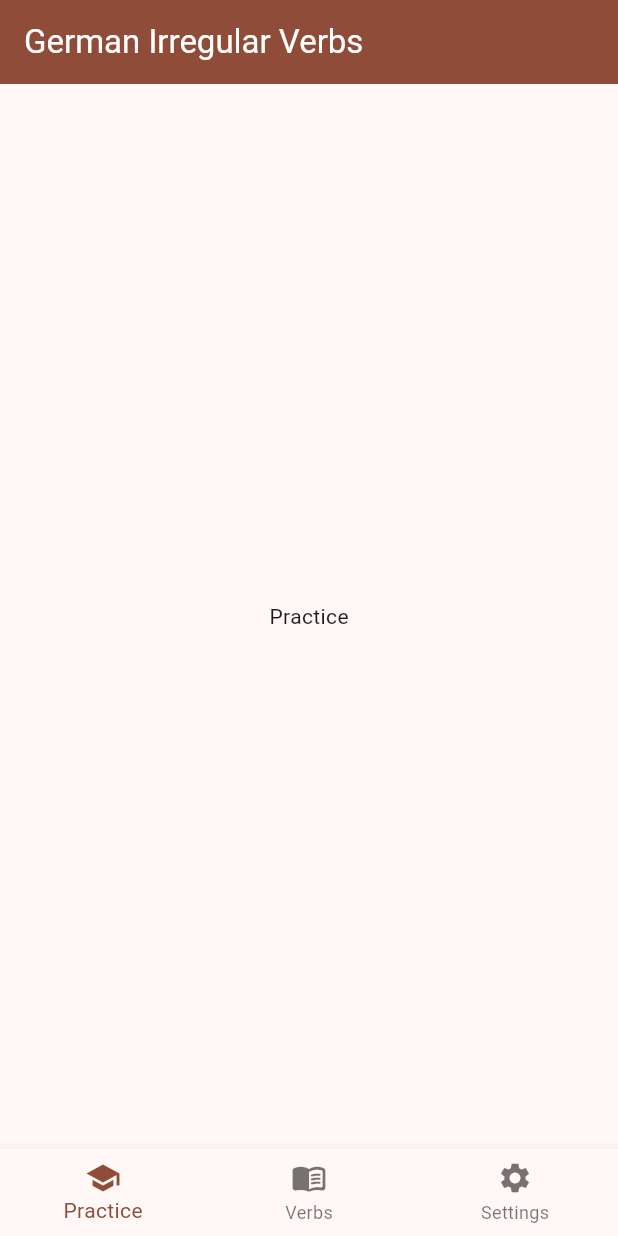
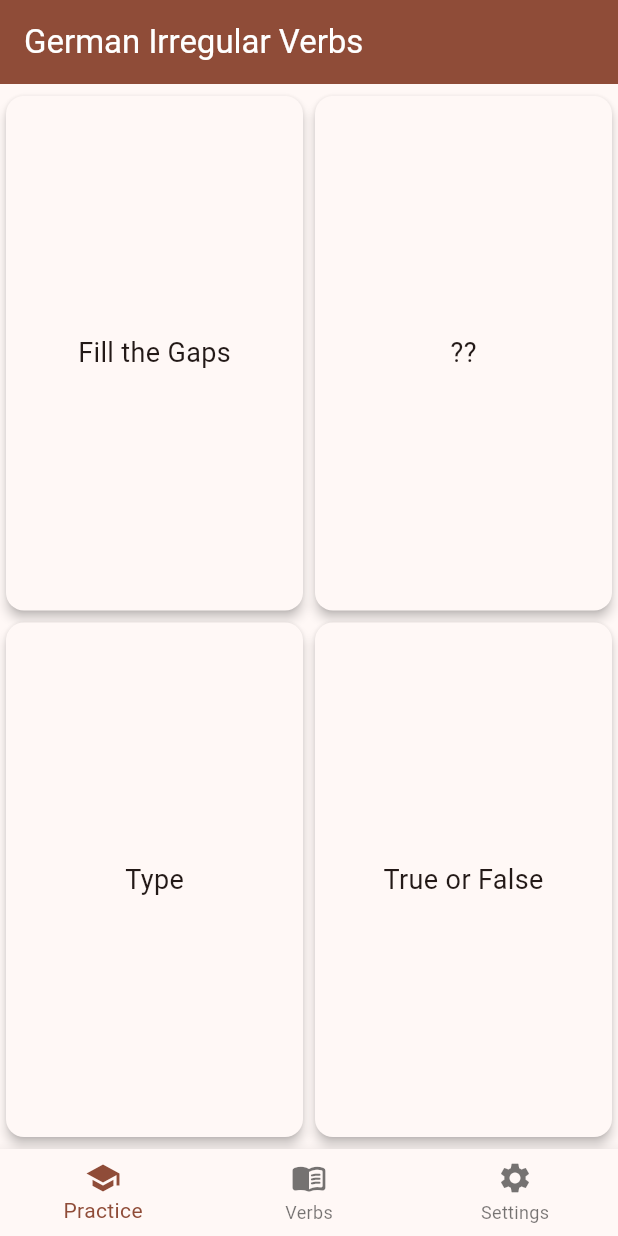
Before and after one commit to polis89/german_irregular_verbs_flutter, a Flutter app: the screen it shows after launch, on a phone screen of 412 x 824 dp. Run offline on Flutter 3.47's test engine with Material 3 defaults, Android fonts, the light colour scheme and no system bars; our stand-ins replace sqflite; accounts and stored records are empty.

Commit message:
Complete selection screen

```diff
--- a/lib/main.dart
+++ b/lib/main.dart
@@ -6,10 +6,8 @@
 
 void main() {
   runApp(
-      ChangeNotifierProvider(
-        create: (context) => VerbsModel(),
-        child: const MyApp()
-      ),
+    ChangeNotifierProvider(
+        create: (context) => VerbsModel(), child: const MyApp()),
   );
 }
 
@@ -66,24 +64,6 @@
 class _MainPageState extends State<MainPage> {
   int _selectedTab = 0;
 
-  static const TextStyle optionStyle =
-      TextStyle(fontSize: 30, fontWeight: FontWeight.bold);
-
-  static const List<Widget> _widgetOptions = <Widget>[
-    Text(
-      'Index 0: Home',
-      style: optionStyle,
-    ),
-    Text(
-      'Index 1: Business',
-      style: optionStyle,
-    ),
-    Text(
-      'Index 2: School',
-      style: optionStyle,
-    ),
-  ];
-
   void _onItemTapped(int index) {
     setState(() {
       _selectedTab = index;
@@ -96,15 +76,15 @@
     return Scaffold(
       appBar: AppBar(
         backgroundColor: Theme.of(context).colorScheme.primary,
-        title: Text(widget.title, style: TextStyle(color: Theme.of(context).colorScheme.onPrimary)),
+        title: Text(widget.title,
+            style: TextStyle(color: Theme.of(context).colorScheme.onPrimary)),
       ),
       body: Center(
-        child: switch (_selectedTab) {
-          == 1 => VerbsList(),
-          == 2 => const Text("Settings"),
-          _ => const Text("Practice"),
-        }
-      ),
+          child: switch (_selectedTab) {
+        == 1 => VerbsList(),
+        == 2 => const Text("Settings"),
+        _ => buildMainScreen(context)
+      }),
       bottomNavigationBar: BottomNavigationBar(
         items: const <BottomNavigationBarItem>[
           BottomNavigationBarItem(
@@ -122,9 +102,93 @@
         ],
         currentIndex: _selectedTab,
         selectedItemColor: Theme.of(context).colorScheme.primary,
+        backgroundColor: Theme.of(context).colorScheme.surface,
         onTap: _onItemTapped,
       ),
     );
+  }
+
+  Padding buildMainScreen(BuildContext context) {
+    return Padding(
+        padding: const EdgeInsets.only(top: 4.0, bottom: 4.0),
+        child: Column(
+          children: [
+            Expanded(
+              child: Row(
+                children: [
+                  Expanded(
+                    child: Card(
+                      color: Theme.of(context).colorScheme.surface,
+                      elevation: 3,
+                      child: Center(
+                        child: Text(
+                          "Fill the Gaps",
+                          style: TextStyle(
+                            color: Theme.of(context).colorScheme.onSurface,
+                            fontSize: 18.0,
+                          ),
+                        ),
+                      ), // Center the text inside the card
+                    ),
+                  ),
+                  Expanded(
+                    child: Card(
+                      color: Theme.of(context).colorScheme.surface,
+                      elevation: 3,
+                      child: Center(
+                        child: Text(
+                          "??",
+                          style: TextStyle(
+                            color: Theme.of(context).colorScheme.onSurface,
+                            fontSize: 18.0,
+                          ),
+                        ),
+                      ), // Center the text inside the card
+                    ),
+                  ),
+                ],
+              ),
+            ),
+            Expanded(
+              child: Container(
+                child: Row(
+                  children: [
+                    Expanded(
+                      child: Card(
+                        color: Theme.of(context).colorScheme.surface,
+                        elevation: 3,
+                        child: Center(
+                          child: Text(
+                            "Type",
+                            style: TextStyle(
+                              color: Theme.of(context).colorScheme.onSurface,
+                              fontSize: 18.0,
+                            ),
+                          ),
+                        ), // Center the text inside the card
+                      ),
+                    ),
+                    Expanded(
+                      child: Card(
+                        color: Theme.of(context).colorScheme.surface,
+                        elevation: 3,
+                        child: Center(
+                          child: Text(
+                            "True or False",
+                            style: TextStyle(
+                              color: Theme.of(context).colorScheme.onSurface,
+                              fontSize: 18.0,
+                            ),
+                          ),
+                        ), // Center the text inside the card
+                      ),
+                    ),
+                  ],
+                ),
+              ),
+            ),
+          ],
+        ));
   }
 }
 
```
